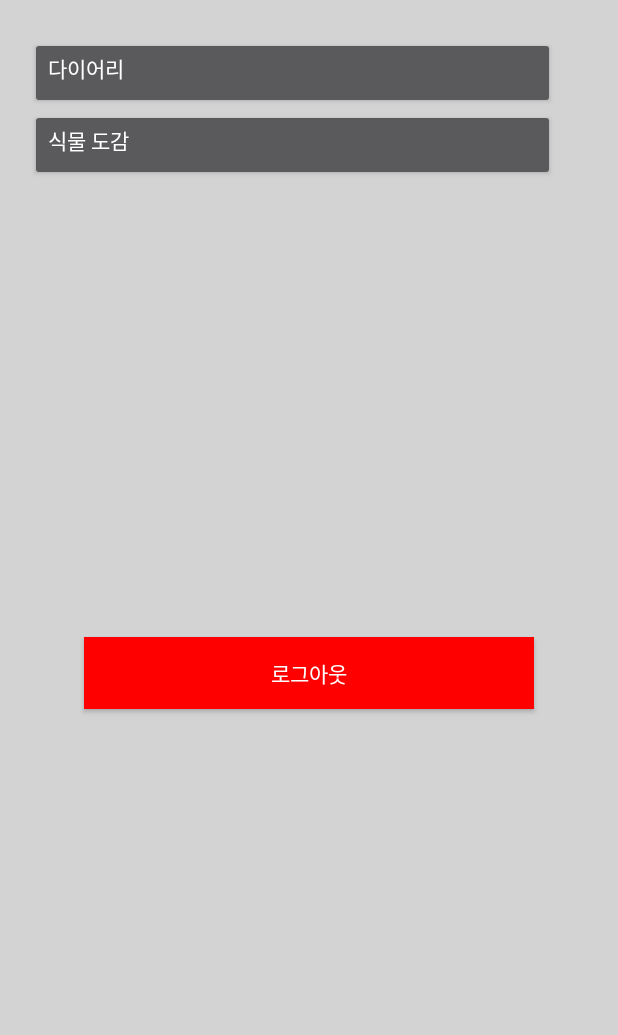
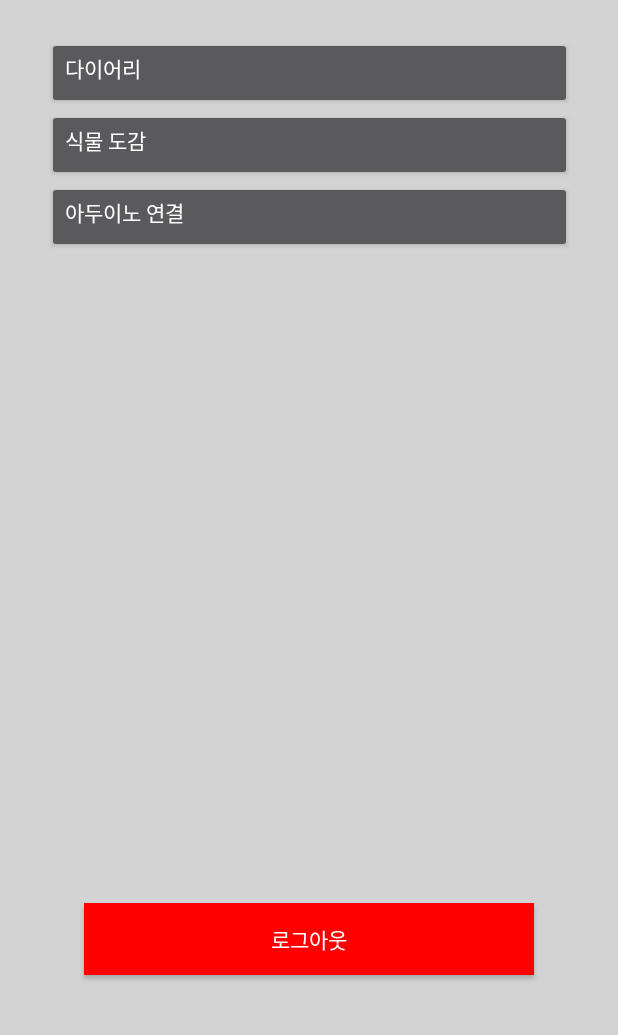
Before and after one commit to Team-amazing/Android-pompom, an Android app: the MypageActivity screen opened directly, with no data from a screen before it, on a phone screen of 412 x 824 dp, the part 201-1236 px from its top. Run offline under Robolectric (Android 15) with nearby library versions, the phone set to English and light mode, and no system bars; our stand-ins replace Firebase (no records; nobody signed in at launch, a user with empty details on screens opened directly).

Commit message:
perf :: 아두이노 연결 버튼 추가

```diff
--- a/outopompomme/app/src/main/java/com/example/outopompomme/home/MypageActivity.java
+++ b/outopompomme/app/src/main/java/com/example/outopompomme/home/MypageActivity.java
@@ -9,6 +9,7 @@ import android.widget.Button;
 import android.widget.ImageButton;
 
 import com.example.outopompomme.DiaryActivity;
+import com.example.outopompomme.LinkarduinoActivity;
 import com.example.outopompomme.MainActivity;
 import com.example.outopompomme.MyinfoActivity;
 import com.example.outopompomme.PlantTypesActivity;
@@ -26,6 +27,8 @@ public class MypageActivity extends AppCompatActivity {
         Button mypage_daiary_btn = findViewById(R.id.mypage_daiary_btn);
 
         Button mypage_plantBtn = findViewById(R.id.mypage_plantBtn);
+
+        Button mypage_link_arduino = findViewById(R.id.mypage_link_arduino);
 
         findViewById(R.id.mypage_logoutBtn).setOnClickListener(onClickListener);
 
@@ -48,6 +51,14 @@ public class MypageActivity extends AppCompatActivity {
             @Override
             public void onClick(View v) {
                 Intent intent = new Intent(MypageActivity.this, PlantTypesActivity.class);
+                startActivity(intent);
+            }
+        });
+
+        mypage_link_arduino.setOnClickListener(new View.OnClickListener() {
+            @Override
+            public void onClick(View v) {
+                Intent intent = new Intent(MypageActivity.this, LinkarduinoActivity.class);
                 startActivity(intent);
             }
         });
--- a/outopompomme/app/src/main/res/layout/activity_mypage.xml
+++ b/outopompomme/app/src/main/res/layout/activity_mypage.xml
@@ -115,7 +115,7 @@
     <androidx.constraintlayout.widget.ConstraintLayout
         android:id="@+id/mypage_linear3"
         android:layout_width="match_parent"
-        android:layout_height="100dp"
+        android:layout_height="200dp"
         app:layout_constraintLeft_toLeftOf="parent"
         app:layout_constraintRight_toRightOf="parent"
         app:layout_constraintTop_toBottomOf="@id/mypage_linear2">
@@ -127,8 +127,8 @@
             tools:ignore="MissingConstraints"
             android:text="다이어리"
             android:gravity="left"
-            android:layout_marginLeft="20dp"
             app:layout_constraintLeft_toLeftOf="parent"
+            app:layout_constraintRight_toRightOf="parent"
             app:layout_constraintTop_toTopOf="parent"/>
 
         <Button
@@ -137,9 +137,19 @@
             android:layout_height="wrap_content"
             android:text="식물 도감"
             android:gravity="left"
-            android:layout_marginLeft="20dp"
             app:layout_constraintTop_toBottomOf="@id/mypage_daiary_btn"
+            app:layout_constraintRight_toRightOf="parent"
             app:layout_constraintLeft_toLeftOf="parent"/>
+
+        <Button
+            android:id="@+id/mypage_link_arduino"
+            android:layout_width="350dp"
+            android:layout_height="wrap_content"
+            android:text="아두이노 연결"
+            android:gravity="left"
+            app:layout_constraintLeft_toLeftOf="parent"
+            app:layout_constraintRight_toRightOf="parent"
+            app:layout_constraintTop_toBottomOf="@id/mypage_plantBtn"/>
 
 
     </androidx.constraintlayout.widget.ConstraintLayout>
@@ -151,11 +161,9 @@
         android:layout_height="wrap_content"
         android:text="로그아웃"
         android:background="@color/red"
-        android:layout_marginTop="300dp"
+        android:layout_marginBottom="40dp"
         app:layout_constraintLeft_toLeftOf="parent"
         app:layout_constraintRight_toRightOf="parent"
-        app:layout_constraintTop_toBottomOf="@id/mypage_linear3"/>
-
-
+        app:layout_constraintBottom_toBottomOf="parent" />
 
 </androidx.constraintlayout.widget.ConstraintLayout>
```
